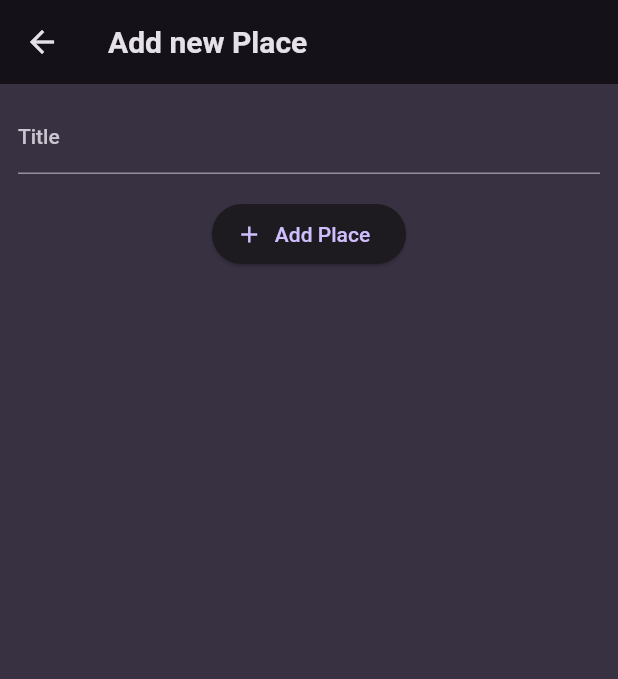
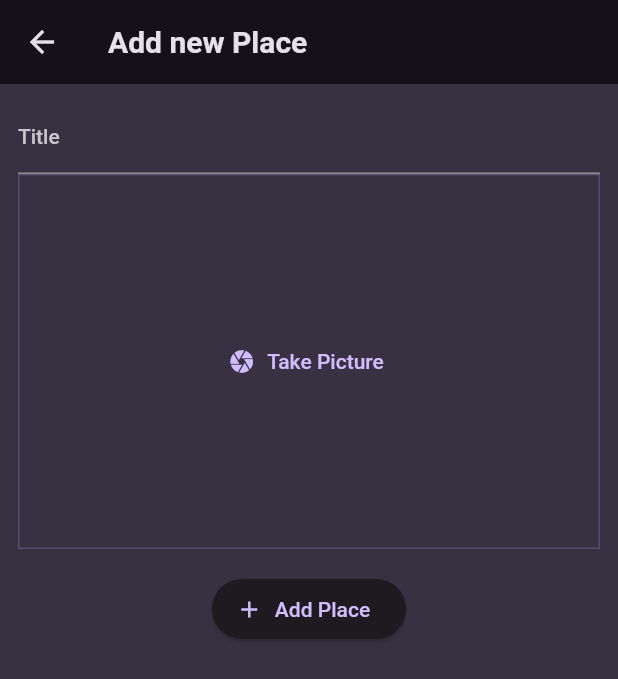
Before and after one commit to ElbertNatan/Flutter-favoritePlaces-app, a Flutter app: the AddPlaceScreen screen opened directly, on a phone screen of 412 x 824 dp. Shown: the top 679 px of the screen. Run offline on Flutter 3.47's test engine with Material 2 defaults, Android fonts, the light colour scheme and no system bars; our stand-ins replace flutter_riverpod, google_fonts, riverpod.

Commit message:
- instalando image picker

```diff
--- a/flutter_favoriteplaces_app/lib/screens/add_place.dart
+++ b/flutter_favoriteplaces_app/lib/screens/add_place.dart
@@ -1,5 +1,6 @@
 import 'package:flutter/material.dart';
 import 'package:flutter_favoriteplaces_app/providers/user_places.dart';
+import 'package:flutter_favoriteplaces_app/widgets/image_input.dart';
 import 'package:flutter_riverpod/flutter_riverpod.dart';
 import 'package:riverpod/riverpod.dart';
 
@@ -47,6 +48,7 @@
               style:
                   TextStyle(color: Theme.of(context).colorScheme.onBackground),
             ),
+            const ImageInput(),
             const SizedBox(
               height: 16,
             ),
--- /dev/null
+++ b/flutter_favoriteplaces_app/lib/widgets/image_input.dart
@@ -0,0 +1,33 @@
+import 'package:flutter/material.dart';
+
+class ImageInput extends StatefulWidget {
+  const ImageInput({super.key});
+
+  @override
+  State<ImageInput> createState() {
+    return _ImageInputState();
+  }
+}
+
+class _ImageInputState extends State<ImageInput> {
+  void _takePicture() {}
+
+  @override
+  Widget build(BuildContext context) {
+    return Container(
+      decoration: BoxDecoration(
+        border: Border.all(
+          width: 1,
+          color: Theme.of(context).colorScheme.primary.withOpacity(0.2),
+        ),
+      ),
+      height: 250,
+      width: double.infinity,
+      child: TextButton.icon(
+        onPressed: _takePicture,
+        icon: const Icon(Icons.camera),
+        label: const Text('Take Picture'),
+      ),
+    );
+  }
+}
--- a/flutter_favoriteplaces_app/pubspec.yaml
+++ b/flutter_favoriteplaces_app/pubspec.yaml
@@ -38,6 +38,7 @@
   google_fonts: ^5.1.0
   uuid: ^3.0.7
   flutter_riverpod: ^2.3.6
+  image_picker: ^1.0.2
 
 dev_dependencies:
   flutter_test:
```
Also changed, not shown: flutter_favoriteplaces_app/pubspec.lock, 6 other files.
